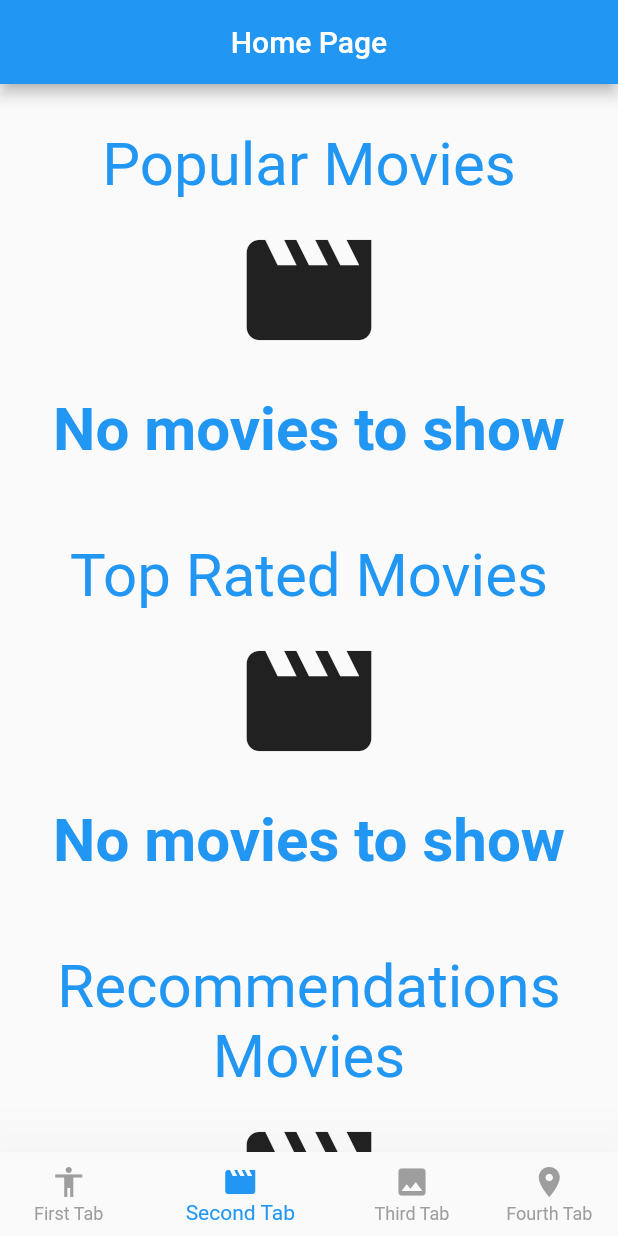
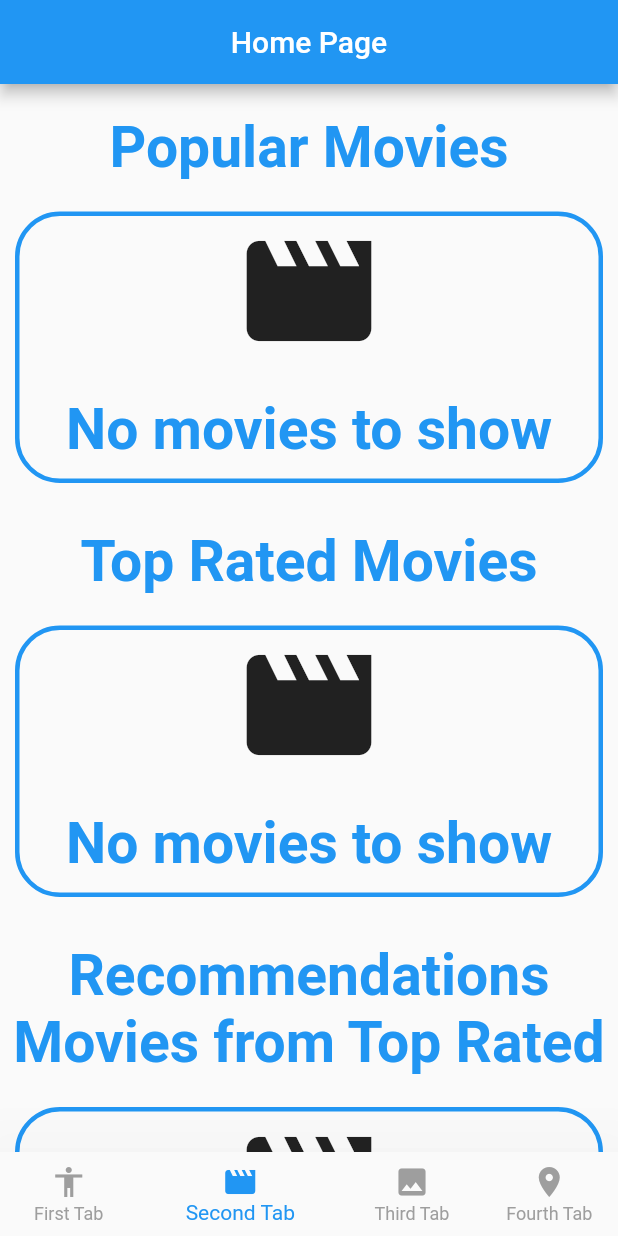
Before and after one commit to briansetzesglobant/challenge, a Flutter app: the screen it shows after launch, swiped to page 2, on a phone screen of 412 x 824 dp. Run offline on Flutter 3.47's test engine with Material 2 defaults, Android fonts, the phone set to English and light mode, and no system bars; our stand-ins replace cached_network_image, cloud_firestore, firebase_core, firebase_storage, floor, flutter_local_notifications and 5 more; accounts and stored records are empty; generated files the repository leaves out were written again; network calls fail.

Commit message:
recommendations_id_hardcode_and_image_adjustment

```diff
--- a/lib/src/core/bloc/movie_bloc_interface.dart
+++ b/lib/src/core/bloc/movie_bloc_interface.dart
@@ -11,9 +11,9 @@ abstract class MovieBlocInterface extends Bloc {
 
   void getPopularMoviesList();
 
-  void getTopRatedMoviesList();
+  Future<int?> getTopRatedMoviesList();
 
   void getRecommendationsMoviesList({
-    required int id,
+    required int? id,
   });
 }
--- a/lib/src/data/data_source/remote/api_service.dart
+++ b/lib/src/data/data_source/remote/api_service.dart
@@ -109,9 +109,12 @@ class ApiService {
   }
 
   Future<DataState<MoviesListEntity>> getRecommendationsMoviesList({
-    required int id,
+    required int? id,
   }) async {
     try {
+      if (id == null) {
+        return const DataEmpty();
+      }
       final response = await client.get(
         Uri.parse(
           '${Endpoints.uri}${Endpoints.endpointMovie}$id${Endpoints.endpointRecommendations}${Endpoints.apiKeyParameter}${Endpoints.apiKey}',
--- a/lib/src/data/repository/repository.dart
+++ b/lib/src/data/repository/repository.dart
@@ -79,7 +79,7 @@ class Repository extends RepositoryInterface {
 
   @override
   Future<DataState<MoviesListEntity>> getRecommendationsMoviesList({
-    required int id,
+    required int? id,
   }) async {
     DataState<MoviesListEntity> moviesList =
         await apiService.getRecommendationsMoviesList(id: id);
--- a/lib/src/domain/use_case/implementation/recommendations_use_case.dart
+++ b/lib/src/domain/use_case/implementation/recommendations_use_case.dart
@@ -10,6 +10,6 @@ class RecommendationsMovieUseCase extends UseCaseInterface {
   Future<DataState<MoviesListEntity>> call({
     int? id,
   }) async {
-    return await repository.getRecommendationsMoviesList(id: id!);
+    return await repository.getRecommendationsMoviesList(id: id);
   }
 }
--- a/lib/src/presentation/bloc/person_bloc.dart
+++ b/lib/src/presentation/bloc/person_bloc.dart
@@ -29,7 +29,7 @@ class PersonBloc extends PersonBlocInterface {
 
   @override
   void getPersonsList() async {
-    final personsList = await useCaseInterface();
+    final DataState<PersonsListEntity> personsList = await useCaseInterface();
     _personsListStreamController.sink.add(personsList);
   }
 }
--- a/lib/src/presentation/view/second_tab.dart
+++ b/lib/src/presentation/view/second_tab.dart
@@ -1,10 +1,10 @@
 import 'package:challenge/src/presentation/bloc/movie_bloc.dart';
-import 'package:challenge/src/presentation/widget/widget_title.dart';
+import 'package:challenge/src/presentation/widget/widget_empty.dart';
 import 'package:flutter/material.dart';
-
 import '../../core/bloc/movie_bloc_interface.dart';
 import '../../core/resource/data_state.dart';
 import '../../domain/entity/movie/movies_list_entity.dart';
+import '../widget/widget_error.dart';
 import '../widget/widget_movies.dart';
 import '../widget/widget_text.dart';
 
@@ -27,9 +27,13 @@ class _SecondTabState extends State<SecondTab> {
   void initState() {
     super.initState();
     _blocInterface.initialize();
+    _getMoviesLists();
+  }
+
+  void _getMoviesLists() async {
     _blocInterface.getPopularMoviesList();
-    _blocInterface.getTopRatedMoviesList();
-    _blocInterface.getRecommendationsMoviesList(id: 3);
+    _blocInterface.getRecommendationsMoviesList(
+        id: await _blocInterface.getTopRatedMoviesList());
   }
 
   @override
@@ -45,30 +49,13 @@ class _SecondTabState extends State<SecondTab> {
           movies: moviesList.data!.results,
         );
       case DataStateType.empty:
-        return Column(
-          mainAxisAlignment: MainAxisAlignment.center,
-          children: const [
-            Icon(
-              Icons.movie,
-              size: 100.0,
-            ),
-            WidgetText(
-              text: 'No movies to show',
-            ),
-          ],
+        return const WidgetEmpty(
+          icon: Icons.movie,
+          message: 'No movies to show',
         );
       case DataStateType.error:
-        return Column(
-          mainAxisAlignment: MainAxisAlignment.center,
-          children: [
-            const Icon(
-              Icons.error,
-              size: 100.0,
-            ),
-            WidgetText(
-              text: moviesList.error!,
-            ),
-          ],
+        return WidgetError(
+          error: moviesList.error!,
         );
     }
   }
@@ -77,8 +64,8 @@ class _SecondTabState extends State<SecondTab> {
       String title, Stream<DataState<MoviesListEntity>> stream) {
     return Column(
       children: [
-        WidgetTitle(
-          title: title,
+        WidgetText(
+          text: title,
         ),
         StreamBuilder<DataState<MoviesListEntity>>(
           stream: stream,
@@ -108,7 +95,7 @@ class _SecondTabState extends State<SecondTab> {
               'Popular Movies', _blocInterface.popularMoviesListStream),
           _streamBuilder(
               'Top Rated Movies', _blocInterface.topRatedMoviesListStream),
-          _streamBuilder('Recommendations Movies',
+          _streamBuilder('Recommendations Movies from Top Rated',
               _blocInterface.recommendationsMoviesListStream),
         ],
       ),
--- a/lib/src/presentation/widget/first_tab/person_page.dart
+++ b/lib/src/presentation/widget/first_tab/person_page.dart
@@ -1,8 +1,8 @@
 import 'package:challenge/src/presentation/widget/widget_movies.dart';
 import 'package:flutter/material.dart';
 import '../../../domain/entity/movie/movie_entity.dart';
+import '../widget_text.dart';
 import 'person_image.dart';
-import '../widget_title.dart';
 import 'person_popularity.dart';
 
 class PersonPage extends StatelessWidget {
@@ -24,8 +24,8 @@ class PersonPage extends StatelessWidget {
     return SingleChildScrollView(
       child: Column(
         children: [
-          WidgetTitle(
-            title: personName,
+          WidgetText(
+            text: personName,
           ),
           PersonImage(
             posterPath: posterPath,
--- /dev/null
+++ b/lib/src/presentation/widget/widget_empty.dart
@@ -0,0 +1,45 @@
+import 'package:challenge/src/presentation/widget/widget_text.dart';
+import 'package:flutter/material.dart';
+
+class WidgetEmpty extends StatelessWidget {
+  const WidgetEmpty({
+    super.key,
+    required this.icon,
+    required this.message,
+  });
+
+  final IconData icon;
+  final String message;
+
+  @override
+  Widget build(BuildContext context) {
+    return Padding(
+      padding: const EdgeInsets.all(
+        10.0,
+      ),
+      child: Container(
+        decoration: BoxDecoration(
+          border: Border.all(
+            color: Colors.blue,
+            width: 3.0,
+          ),
+          borderRadius: BorderRadius.circular(
+            30.0,
+          ),
+        ),
+        child: Column(
+          mainAxisAlignment: MainAxisAlignment.center,
+          children: [
+            Icon(
+              icon,
+              size: 100.0,
+            ),
+            WidgetText(
+              text: message,
+            ),
+          ],
+        ),
+      ),
+    );
+  }
+}
--- a/lib/src/presentation/widget/widget_text.dart
+++ b/lib/src/presentation/widget/widget_text.dart
@@ -2,11 +2,9 @@ import 'package:flutter/material.dart';
 
 class WidgetText extends StatelessWidget {
   const WidgetText({
-    Key? key,
+    super.key,
     required this.text,
-  }) : super(
-          key: key,
-        );
+  });
 
   final String text;
 
@@ -14,13 +12,14 @@ class WidgetText extends StatelessWidget {
   Widget build(BuildContext context) {
     return Center(
       child: Padding(
-        padding: const EdgeInsets.all(
-          20.0,
+        padding: const EdgeInsets.only(
+          top: 20.0,
+          bottom: 10.0,
         ),
         child: Text(
           text,
           style: const TextStyle(
-            fontSize: 40.0,
+            fontSize: 38.0,
             color: Colors.blue,
             fontWeight: FontWeight.bold,
           ),
--- a/lib/src/presentation/widget/widget_title.dart
+++ /dev/null
@@ -1,28 +0,0 @@
-import 'package:flutter/material.dart';
-
-class WidgetTitle extends StatelessWidget {
-  final String title;
-
-  const WidgetTitle({
-    super.key,
-    required this.title,
-  });
-
-  @override
-  Widget build(BuildContext context) {
-    return Padding(
-      padding: const EdgeInsets.only(
-        top: 30.0,
-        bottom: 10.0,
-      ),
-      child: Text(
-        title,
-        textAlign: TextAlign.center,
-        style: const TextStyle(
-          color: Colors.blue,
-          fontSize: 40.0,
-        ),
-      ),
-    );
-  }
-}
```
Also changed, not shown: lib/src/presentation/bloc/movie_bloc.dart (+7 -5 lines), lib/src/presentation/view/first_tab.dart (+7 -23 lines), lib/src/presentation/view/third_tab.dart (+12 -7 lines), lib/src/presentation/widget/widget_error.dart (added, +43 -0 lines).
